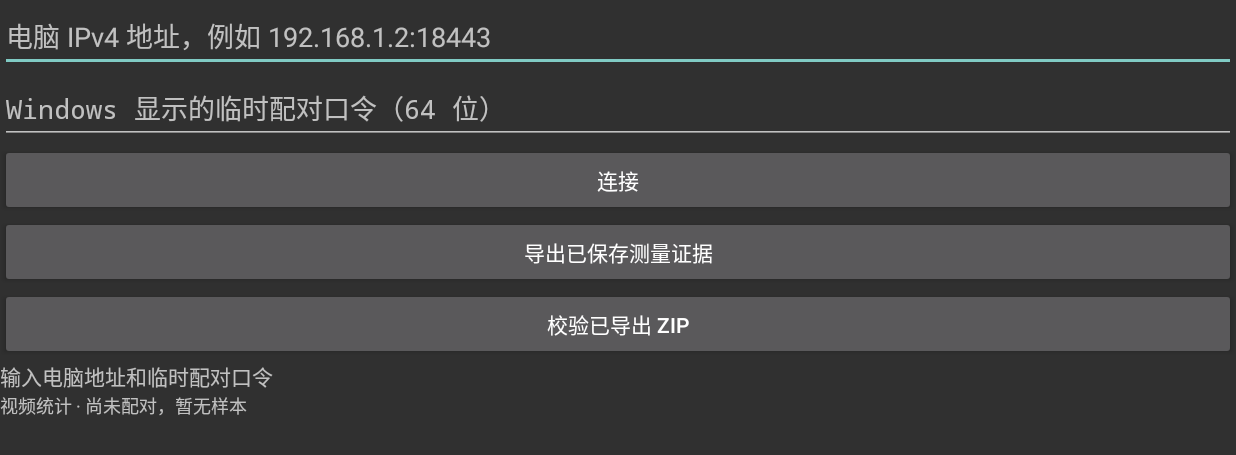
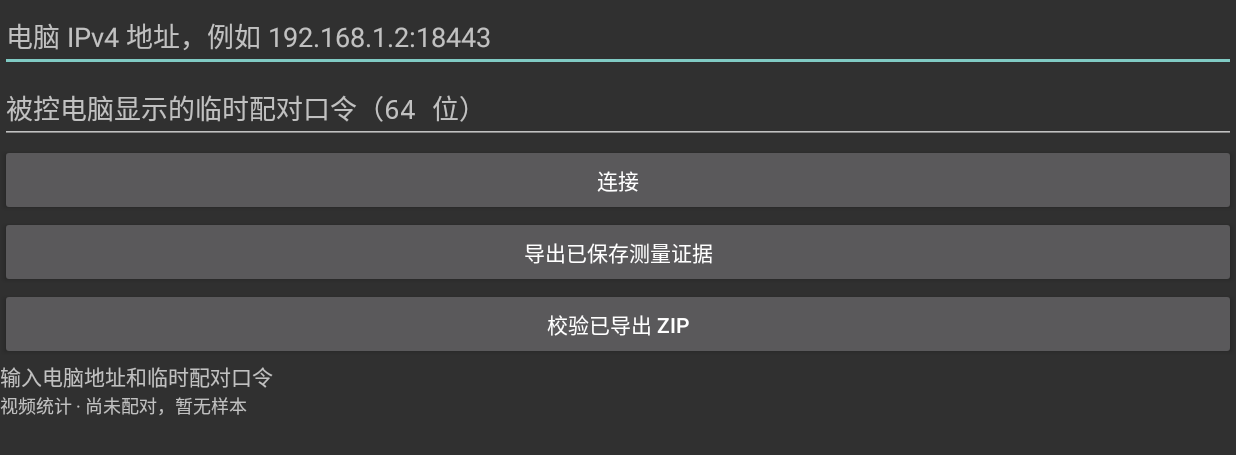
Before and after one commit to Hex4C59/remote-desktop, an Android app: the screen it shows after launch (ProbeActivity), on a phone screen of 824 x 412 dp (held sideways). Shown: the top 455 px of the screen. Run offline under Robolectric (Android 15) with nearby library versions, the phone set to English and light mode, and no system bars; libraries missing offline, so code that uses them is left out: org.webrtc; 10 statements that could not run were skipped.

Commit message:
fix(pairing): 把配对口令提示改为平台无关表述
Linux 被控端复用同一 Android 控制端，提示固定写 Windows 会产生误导。

```diff
--- a/apps/android/src/main/java/dev/remotedesktop/probe/ProbeActivity.java
+++ b/apps/android/src/main/java/dev/remotedesktop/probe/ProbeActivity.java
@@ -137,7 +137,7 @@ public final class ProbeActivity extends Activity {
     addressInput.setImeOptions(EditorInfo.IME_ACTION_NEXT | EditorInfo.IME_FLAG_NO_EXTRACT_UI);
     addressInput.setInputType(InputType.TYPE_CLASS_TEXT | InputType.TYPE_TEXT_VARIATION_URI);
     codeInput = new EditText(this);
-    codeInput.setHint("Windows 显示的临时配对口令（64 位）");
+    codeInput.setHint("被控电脑显示的临时配对口令（64 位）");
     codeInput.setSingleLine(true);
     codeInput.setInputType(InputType.TYPE_CLASS_TEXT | InputType.TYPE_TEXT_VARIATION_PASSWORD);
     codeInput.setSaveEnabled(false);
```
